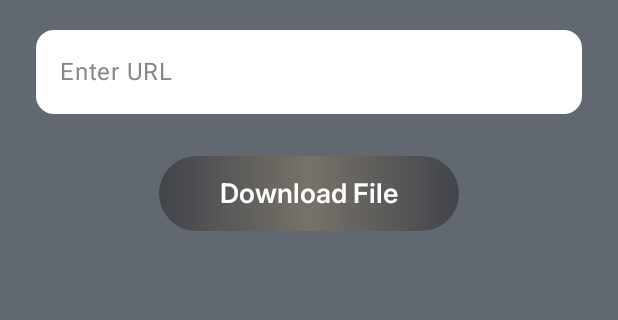
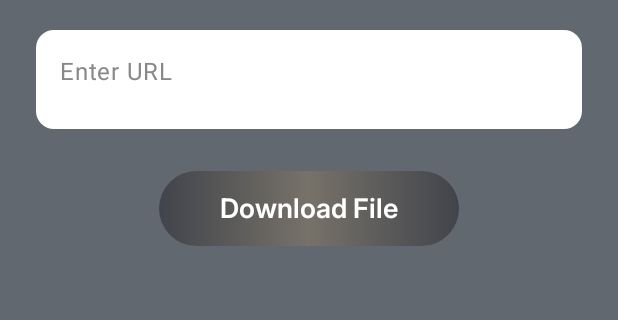
Before and after one commit to meaisha-github12/quick_Download, an Android app built with Jetpack Compose: the screen it shows after launch (MainActivity), on a phone screen of 412 x 824 dp, the part 514-834 px from its top. Run offline under Robolectric (Android 15) with nearby library versions, the phone set to English and light mode, and no system bars.

Commit message:
Some Modifications....

```diff
--- a/app/src/main/java/com/example/quickload/MainActivity.kt
+++ b/app/src/main/java/com/example/quickload/MainActivity.kt
@@ -117,7 +117,7 @@ fun DownloaderApp() {
             modifier = Modifier
                 .fillMaxWidth()
                 .background(Color.White, shape = RoundedCornerShape(12.dp))
-                .height(56.dp)
+                .height(66.dp)
         )
 
         // **Show error message if exists**
```
